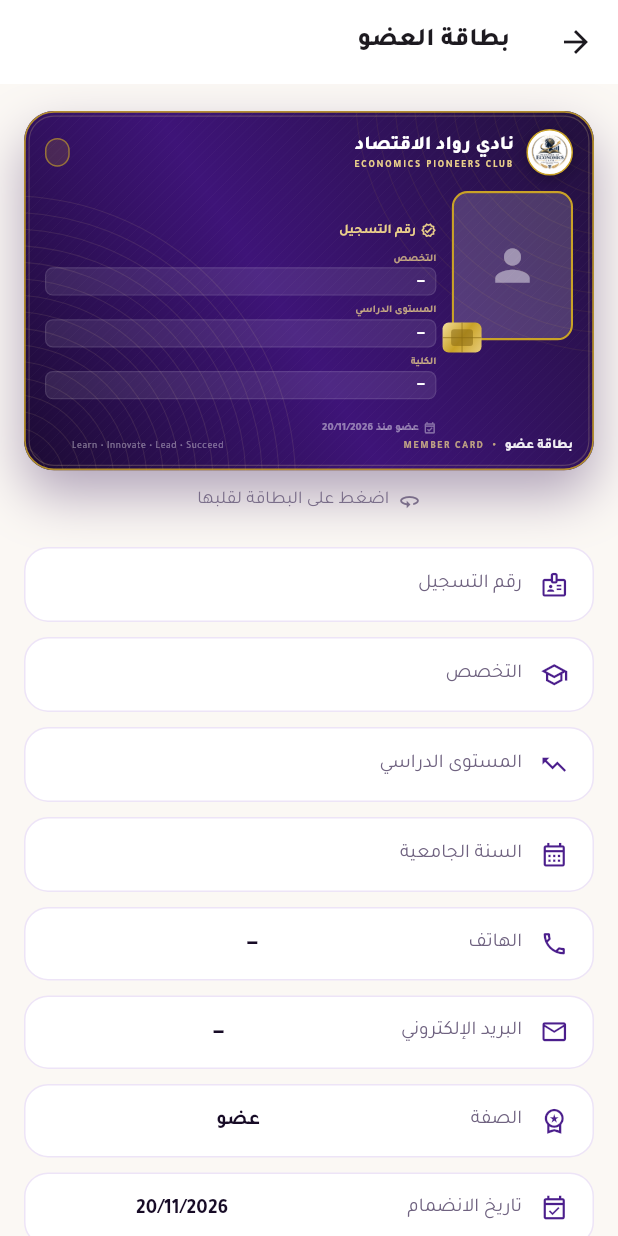
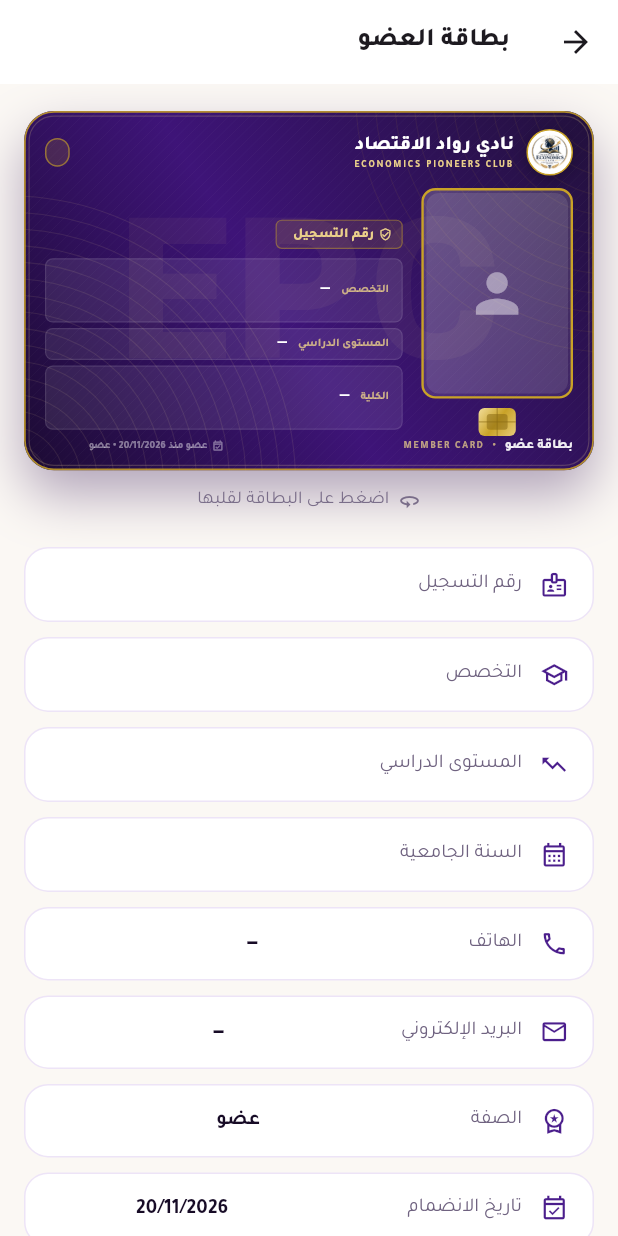
Before and after one commit to aitecomp/epc_app, a Flutter app: the MemberDetailScreen screen opened directly with empty values, on a phone screen of 412 x 824 dp. Run offline on Flutter 3.47's test engine with Material 3 defaults, Android fonts, the phone set to English and light mode, and no system bars; our stand-ins replace image_picker, qr_flutter, shared_preferences; accounts and stored records are empty.

Commit message:
بطاقة العضوية: إعادة بناء الواجهة الأمامية (حقول مضغوطة، توزيع متوازن) وتحسين الوجه الخلفي

```diff
--- a/lib/widgets/member_card.dart
+++ b/lib/widgets/member_card.dart
@@ -182,6 +182,24 @@ class _GuillochePainter extends CustomPainter {
       canvas.drawCircle(Offset(size.width + 14, -12), 30.0 + i * 13, gold2);
     }
 
+    // مونوغرام مائي في الوسط
+    final tp = TextPainter(
+      text: TextSpan(
+        text: 'EPC',
+        style: TextStyle(
+          color: const Color(0xFFEBD08A).withValues(alpha: 0.055),
+          fontSize: size.height * 0.55,
+          fontWeight: FontWeight.w900,
+          letterSpacing: 4,
+        ),
+      ),
+      textDirection: TextDirection.ltr,
+    )..layout();
+    canvas.save();
+    canvas.translate((size.width - tp.width) / 2, (size.height - tp.height) / 2);
+    tp.paint(canvas, Offset.zero);
+    canvas.restore();
+
     // خطوط قطرية خفيفة
     final line = Paint()
       ..strokeWidth = 0.5
@@ -221,13 +239,15 @@ class _LogoMark extends StatelessWidget {
 
 /// رقاقة البطاقة الذكية
 class _Chip extends StatelessWidget {
-  const _Chip();
+  final double width;
+  final double height;
+  const _Chip({this.width = 26, this.height = 20});
 
   @override
   Widget build(BuildContext context) {
     return Container(
-      width: 26,
-      height: 20,
+      width: width,
+      height: height,
       decoration: BoxDecoration(
         borderRadius: BorderRadius.circular(4),
         gradient: const LinearGradient(
@@ -273,8 +293,6 @@ class _Front extends StatelessWidget {
       child: LayoutBuilder(
         builder: (context, c) {
           final s = (c.maxWidth / 340).clamp(0.72, 1.6);
-          final photoW = 78.0 * s;
-          final photoH = 96.0 * s;
 
           return Column(
             crossAxisAlignment: CrossAxisAlignment.start,
@@ -331,44 +349,53 @@ class _Front extends StatelessWidget {
                   ),
                 ],
               ),
-              SizedBox(height: 10 * s),
+              SizedBox(height: 8 * s),
               // ── الجسم ──
               Expanded(
-                child: Row(
+                child: LayoutBuilder(
+                  builder: (context, bc) {
+                    final photoH = bc.maxHeight - 24 * s;
+                    final photoW = photoH * 0.72;
+                    return Row(
                       crossAxisAlignment: CrossAxisAlignment.start,
                       children: [
-                    // الصورة + الرقاقة
+                        // ── الصورة + الرقاقة ──
                         SizedBox(
                           width: photoW,
-                      height: photoH,
-                      child: Stack(
-                        clipBehavior: Clip.none,
+                          child: Column(
                             children: [
                               Container(
+                                height: photoH,
                                 width: photoW,
-                            height: photoH,
                                 decoration: BoxDecoration(
-                              borderRadius: BorderRadius.circular(10 * s),
-                              border: Border.all(color: const Color(0xFFC9A227), width: 1.4),
-                              color: Colors.white.withValues(alpha: 0.08),
-                            ),
-                            child: ClipRRect(
                                   borderRadius: BorderRadius.circular(9 * s),
-                              child: _Photo(member: member),
+                                  border: Border.all(color: const Color(0xFFC9A227), width: 1.6),
+                                  gradient: const LinearGradient(
+                                    begin: Alignment.topLeft,
+                                    end: Alignment.bottomRight,
+                                    colors: [Color(0x33FFFFFF), Color(0x14FFFFFF)],
                                   ),
                                 ),
-                          Positioned(
-                            bottom: -8 * s,
-                            left: -6 * s,
-                            child: const _Chip(),
+                                child: Padding(
+                                  padding: EdgeInsets.all(1.6 * s),
+                                  child: ClipRRect(
+                                    borderRadius: BorderRadius.circular(8.5 * s),
+                                    child: _Photo(member: member, iconSize: photoH * 0.30),
                                   ),
+                                ),
+                              ),
+                              SizedBox(height: 6 * s),
+                              _Chip(width: 24 * s, height: 18 * s),
                             ],
                           ),
                         ),
-                    SizedBox(width: 10 * s),
-                    // البيانات
+                        SizedBox(width: 12 * s),
+                        // ── البيانات ──
                         Expanded(
                           child: Column(
+                            crossAxisAlignment: CrossAxisAlignment.start,
+                            children: [
+                              Column(
                                 crossAxisAlignment: CrossAxisAlignment.start,
                                 children: [
                                   Text(
@@ -379,54 +406,85 @@ class _Front extends StatelessWidget {
                                       color: Colors.white,
                                       fontSize: 14.5 * s,
                                       fontWeight: FontWeight.w800,
-                              height: 1.25,
+                                      height: 1.2,
                                     ),
                                   ),
-                          SizedBox(height: 1),
-                          Row(
+                                  SizedBox(height: 3 * s),
+                                  Container(
+                                    padding: EdgeInsets.symmetric(
+                                        horizontal: 6 * s, vertical: 2.4 * s),
+                                    decoration: BoxDecoration(
+                                      color: const Color(0xFFC9A227).withValues(alpha: 0.14),
+                                      borderRadius: BorderRadius.circular(4 * s),
+                                      border: Border.all(
+                                          color: const Color(0xFFC9A227).withValues(alpha: 0.45),
+                                          width: 0.8),
+                                    ),
+                                    child: Row(
+                                      mainAxisSize: MainAxisSize.min,
                                       children: [
-                              Icon(Icons.verified_outlined,
-                                  size: 10 * s, color: const Color(0xFFEBD08A)),
+                                        Icon(Icons.verified_user_outlined,
+                                            size: 8.6 * s, color: const Color(0xFFEBD08A)),
                                         SizedBox(width: 3 * s),
                                         Text(
-                                'رقم التسجيل ${member.regNumber}',
-                                maxLines: 1,
-                                overflow: TextOverflow.ellipsis,
+                                          'رقم التسجيل  ${member.regNumber}',
                                           style: TextStyle(
                                             color: const Color(0xFFEBD08A),
-                                  fontSize: 8.6 * s,
-                                  fontWeight: FontWeight.w700,
-                                  letterSpacing: 0.3,
+                                            fontSize: 8.8 * s,
+                                            fontWeight: FontWeight.w800,
+                                            letterSpacing: 0.6,
                                           ),
-                              ),
-                            ],
-                          ),
-                          SizedBox(height: 8 * s),
-                          _Field(label: 'التخصص', value: member.displaySpecialization, s: s),
-                          SizedBox(height: 6 * s),
-                          _Field(label: 'المستوى الدراسي', value: member.level, s: s),
-                          SizedBox(height: 6 * s),
-                          _Field(label: 'الكلية', value: member.branch, s: s, maxLines: 1),
-                          const Spacer(),
-                          Row(
-                            children: [
-                              Icon(Icons.event_available_outlined,
-                                  size: 8.5 * s, color: Colors.white.withValues(alpha: 0.4)),
-                              SizedBox(width: 3 * s),
-                              Text(
-                                'عضو منذ ${member.joinedLabel}',
-                                style: TextStyle(
-                                  color: Colors.white.withValues(alpha: 0.45),
-                                  fontSize: 7 * s,
-                                  fontWeight: FontWeight.w600,
-                                ),
-                              ),
-                            ],
                                         ),
                                       ],
                                     ),
                                   ),
                                 ],
+                              ),
+                              SizedBox(height: 6 * s),
+                              Expanded(
+                                child: Column(
+                                  children: [
+                                    Expanded(
+                                      flex: 2,
+                                      child: _Field(
+                                          label: 'التخصص',
+                                          value: member.displaySpecialization,
+                                          s: s,
+                                          maxLines: 2),
+                                    ),
+                                    SizedBox(height: 3.5 * s),
+                                    Expanded(
+                                      child: _Field(
+                                          label: 'المستوى الدراسي',
+                                          value: member.level,
+                                          s: s),
+                                    ),
+                                    SizedBox(height: 3.5 * s),
+                                    Expanded(
+                                      flex: 2,
+                                      child: _Field(
+                                          label: 'الكلية',
+                                          value: member.branch,
+                                          s: s,
+                                          maxLines: 2),
+                                    ),
+                                    if (member.phone.isNotEmpty) ...[
+                                      SizedBox(height: 3.5 * s),
+                                      Expanded(
+                                        child: _Field(
+                                            label: 'الهاتف', value: member.phone, s: s),
+                                      ),
+                                    ],
+                                  ],
+                                ),
+                              ),
+                              SizedBox(height: 4 * s),
+                            ],
+                          ),
+                        ),
+                      ],
+                    );
+                  },
                 ),
               ),
               // ── التذييل ──
@@ -451,15 +509,25 @@ class _Front extends StatelessWidget {
                   ),
                   const Spacer(),
                   Flexible(
+                    child: Row(
+                      mainAxisSize: MainAxisSize.min,
+                      children: [
+                        Icon(Icons.event_available_outlined,
+                            size: 7.6 * s, color: Colors.white.withValues(alpha: 0.42)),
+                        SizedBox(width: 3 * s),
+                        Flexible(
                           child: Text(
-                      'Learn • Innovate • Lead • Succeed',
+                            'عضو منذ ${member.joinedLabel} • ${member.role}',
                             maxLines: 1,
                             overflow: TextOverflow.ellipsis,
                             style: TextStyle(
-                        color: Colors.white.withValues(alpha: 0.42),
-                        fontSize: 6.2 * s,
-                        letterSpacing: 0.4,
+                              color: Colors.white.withValues(alpha: 0.45),
+                              fontSize: 6.4 * s,
+                              fontWeight: FontWeight.w600,
                             ),
+                          ),
+                        ),
+                      ],
                     ),
                   ),
                 ],
@@ -482,43 +550,44 @@ class _Field extends StatelessWidget {
 
   @override
   Widget build(BuildContext context) {
-    return Column(
-      crossAxisAlignment: CrossAxisAlignment.start,
+    return Container(
+      width: double.infinity,
+      padding: EdgeInsets.symmetric(horizontal: 8 * s, vertical: 3.6 * s),
+      decoration: BoxDecoration(
+        color: Colors.white.withValues(alpha: 0.085),
+        borderRadius: BorderRadius.circular(5 * s),
+        border: Border.all(color: Colors.white.withValues(alpha: 0.10), width: 0.8),
+      ),
+      child: Row(
         children: [
           Text(
             label,
             maxLines: 1,
             overflow: TextOverflow.ellipsis,
             style: TextStyle(
-            color: const Color(0xFFEBD08A).withValues(alpha: 0.75),
-            fontSize: 6.6 * s,
+              color: const Color(0xFFEBD08A).withValues(alpha: 0.8),
+              fontSize: 7.4 * s,
               fontWeight: FontWeight.w700,
-            letterSpacing: 0.2,
               height: 1.1,
             ),
           ),
-        SizedBox(height: 1.5 * s),
-        Container(
-          width: double.infinity,
-          padding: EdgeInsets.symmetric(horizontal: 6 * s, vertical: 3 * s),
-          decoration: BoxDecoration(
-            color: Colors.white.withValues(alpha: 0.09),
-            borderRadius: BorderRadius.circular(5 * s),
-            border: Border.all(color: Colors.white.withValues(alpha: 0.10), width: 0.8),
-          ),
+          SizedBox(width: 7 * s),
+          Expanded(
             child: Text(
               value.isEmpty ? '—' : value,
               maxLines: maxLines,
               overflow: TextOverflow.ellipsis,
+              textAlign: TextAlign.start,
               style: TextStyle(
                 color: Colors.white,
-              fontSize: 9.2 * s,
-              fontWeight: FontWeight.w700,
-              height: 1.2,
+                fontSize: 10 * s,
+                fontWeight: FontWeight.w800,
+                height: 1.15,
               ),
             ),
           ),
         ],
+      ),
     );
   }
 }
@@ -745,7 +814,8 @@ class _Back extends StatelessWidget {
 
 class _Photo extends StatelessWidget {
   final Member member;
-  const _Photo({required this.member});
+  final double iconSize;
+  const _Photo({required this.member, this.iconSize = 34});
 
   @override
   Widget build(BuildContext context) {
@@ -765,7 +835,7 @@ class _Photo extends StatelessWidget {
       alignment: Alignment.center,
       child: Icon(
         Icons.person,
-        size: 34,
+        size: iconSize,
         color: Colors.white.withValues(alpha: 0.45),
       ),
     );
```
Also changed, not shown: 4 other files. Lines whose indentation alone changed are shown as unchanged.
